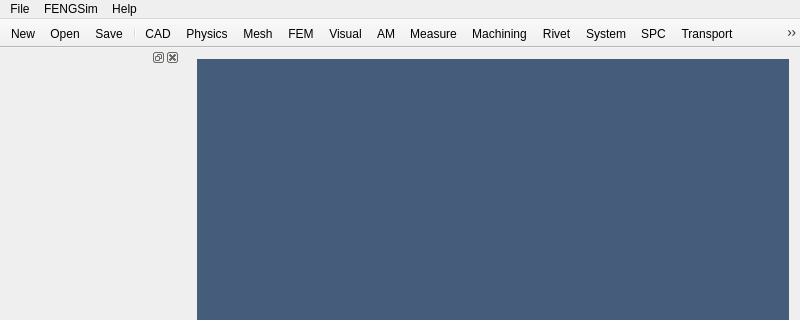
This is starter/FENGSim/MainWindow.ui in OpenDigitalTwin-Dev/FENGSim as Qt 5 draws it before an edit; both pictures show x 0 to 800 and y 0 to 320 of the 800 by 637 pixel window. The edited form follows.
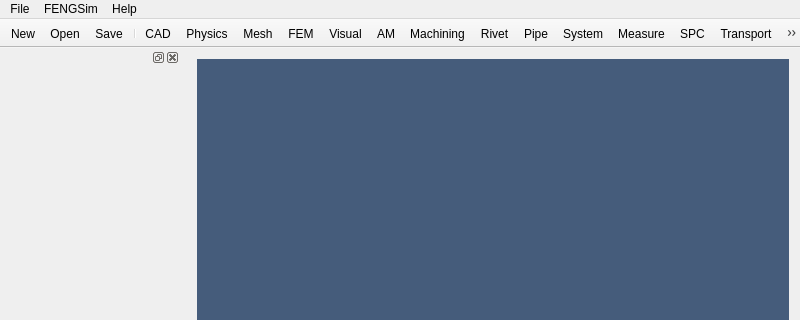
This is the edited form. Icons and pictures are not drawn. Custom widgets are drawn as their Qt base class.

```diff
--- a/starter/FENGSim/MainWindow.ui
+++ b/starter/FENGSim/MainWindow.ui
@@ -186,10 +186,11 @@
    <addaction name="actionSolver"/>
    <addaction name="actionVisual"/>
    <addaction name="actionAdditiveManufacturing"/>
-   <addaction name="actionMeasure"/>
    <addaction name="actionMachining"/>
    <addaction name="actionRivet"/>
+   <addaction name="actionPipe"/>
    <addaction name="actionSystem"/>
+   <addaction name="actionMeasure"/>
    <addaction name="actionSPC"/>
    <addaction name="actionTransport"/>
    <addaction name="actionOCPoro"/>
@@ -619,6 +620,18 @@
     <string>Rivet</string>
    </property>
   </action>
+  <action name="actionPipe">
+   <property name="checkable">
+    <bool>true</bool>
+   </property>
+   <property name="icon">
+    <iconset resource="Pipe/fig/PipeWindow.qrc">
+     <normaloff>:/pipe/pipe.png</normaloff>:/pipe/pipe.png</iconset>
+   </property>
+   <property name="text">
+    <string>Pipe</string>
+   </property>
+  </action>
   <zorder>dockWidget</zorder>
  </widget>
  <layoutdefault spacing="6" margin="11"/>
```
Left out of the diff: 13 changed lines with no effect on the pictures.
